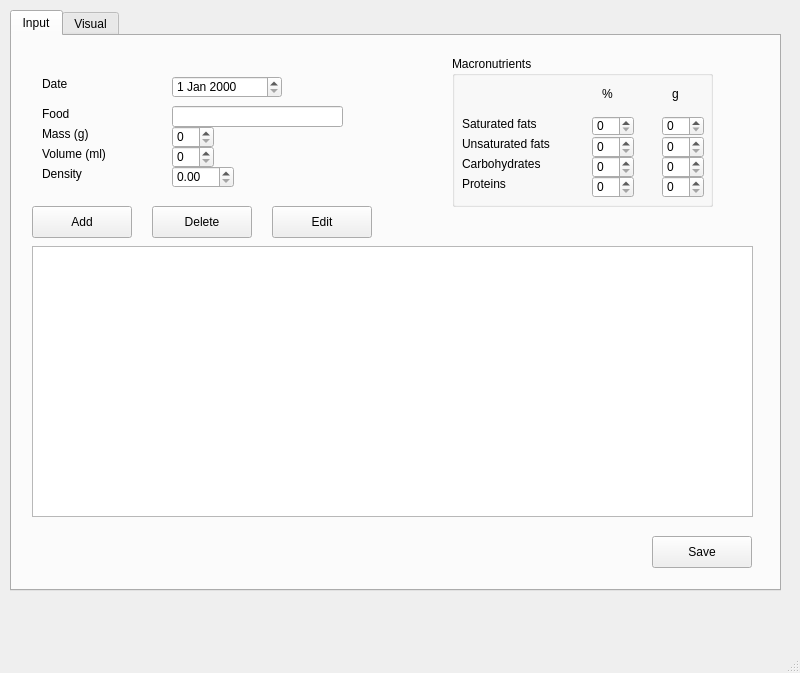
The window that src/mainwindow.ui (MaGnaFlo/MacroCount) describes before a commit, drawn with Qt 5.
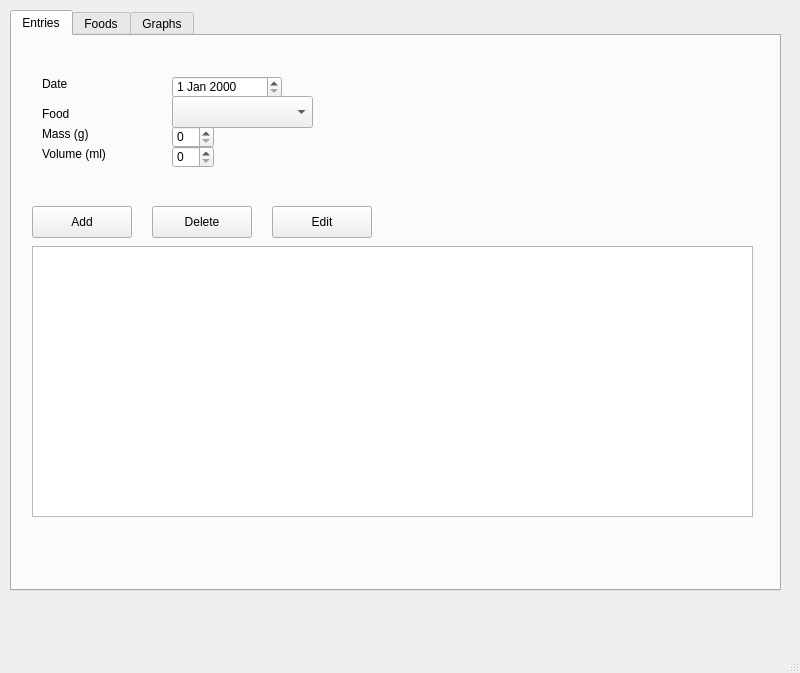
The same window after the commit. Custom widgets are drawn as their Qt base class.

Commit message: added food table

Patch:
```diff
--- a/src/mainwindow.ui
+++ b/src/mainwindow.ui
@@ -28,18 +28,8 @@
     </property>
     <widget class="QWidget" name="inputTab">
      <attribute name="title">
-      <string>Input</string>
+      <string>Entries</string>
      </attribute>
-     <widget class="QLineEdit" name="lineEditFood">
-      <property name="geometry">
-       <rect>
-        <x>160</x>
-        <y>70</y>
-        <width>171</width>
-        <height>21</height>
-       </rect>
-      </property>
-     </widget>
      <widget class="QLabel" name="lblFood">
       <property name="geometry">
        <rect>
@@ -109,29 +99,6 @@
        <string>Volume (ml)</string>
       </property>
      </widget>
-     <widget class="QDoubleSpinBox" name="spinDensity">
-      <property name="geometry">
-       <rect>
-        <x>160</x>
-        <y>130</y>
-        <width>62</width>
-        <height>22</height>
-       </rect>
-      </property>
-     </widget>
-     <widget class="QLabel" name="lblDensity">
-      <property name="geometry">
-       <rect>
-        <x>30</x>
-        <y>130</y>
-        <width>81</width>
-        <height>16</height>
-       </rect>
-      </property>
-      <property name="text">
-       <string>Density</string>
-      </property>
-     </widget>
      <widget class="QLabel" name="lblDate">
       <property name="geometry">
        <rect>
@@ -184,11 +151,36 @@
        <string>Edit</string>
       </property>
      </widget>
-     <widget class="QGroupBox" name="groupBox">
+     <widget class="QTableWidget" name="tableEntries">
       <property name="geometry">
        <rect>
-        <x>440</x>
-        <y>20</y>
+        <x>20</x>
+        <y>210</y>
+        <width>721</width>
+        <height>271</height>
+       </rect>
+      </property>
+     </widget>
+     <widget class="QComboBox" name="cbFood">
+      <property name="geometry">
+       <rect>
+        <x>160</x>
+        <y>60</y>
+        <width>141</width>
+        <height>32</height>
+       </rect>
+      </property>
+     </widget>
+    </widget>
+    <widget class="QWidget" name="foodTab">
+     <attribute name="title">
+      <string>Foods</string>
+     </attribute>
+     <widget class="QGroupBox" name="macronutrientsGroup">
+      <property name="geometry">
+       <rect>
+        <x>410</x>
+        <y>30</y>
         <width>261</width>
         <height>151</height>
        </rect>
@@ -201,16 +193,6 @@
       <property name="title">
        <string>Macronutrients</string>
       </property>
-      <widget class="QSpinBox" name="spinProtGrams">
-       <property name="geometry">
-        <rect>
-         <x>210</x>
-         <y>120</y>
-         <width>42</width>
-         <height>22</height>
-        </rect>
-       </property>
-      </widget>
       <widget class="QLabel" name="lblPer">
        <property name="geometry">
         <rect>
@@ -237,16 +219,6 @@
         <string>Proteins</string>
        </property>
       </widget>
-      <widget class="QSpinBox" name="spinUnsatFatGrams">
-       <property name="geometry">
-        <rect>
-         <x>210</x>
-         <y>80</y>
-         <width>42</width>
-         <height>22</height>
-        </rect>
-       </property>
-      </widget>
       <widget class="QLabel" name="lblCarbs">
        <property name="geometry">
         <rect>
@@ -270,19 +242,6 @@
         </rect>
        </property>
       </widget>
-      <widget class="QLabel" name="lblGrams">
-       <property name="geometry">
-        <rect>
-         <x>220</x>
-         <y>30</y>
-         <width>16</width>
-         <height>16</height>
-        </rect>
-       </property>
-       <property name="text">
-        <string>g</string>
-       </property>
-      </widget>
       <widget class="QSpinBox" name="spinProtPerc">
        <property name="geometry">
         <rect>
@@ -293,16 +252,6 @@
         </rect>
        </property>
       </widget>
-      <widget class="QSpinBox" name="spinSatFatGrams">
-       <property name="geometry">
-        <rect>
-         <x>210</x>
-         <y>60</y>
-         <width>42</width>
-         <height>20</height>
-        </rect>
-       </property>
-      </widget>
       <widget class="QSpinBox" name="spinSatFatPerc">
        <property name="geometry">
         <rect>
@@ -323,16 +272,6 @@
         </rect>
        </property>
       </widget>
-      <widget class="QSpinBox" name="spinCarbsGrams">
-       <property name="geometry">
-        <rect>
-         <x>210</x>
-         <y>100</y>
-         <width>42</width>
-         <height>22</height>
-        </rect>
-       </property>
-      </widget>
       <widget class="QLabel" name="lblUnsatFat">
        <property name="geometry">
         <rect>
@@ -360,33 +299,76 @@
        </property>
       </widget>
      </widget>
-     <widget class="QTableWidget" name="tableEntries">
+     <widget class="QLabel" name="lblDensity">
       <property name="geometry">
        <rect>
-        <x>20</x>
-        <y>210</y>
-        <width>721</width>
-        <height>271</height>
+        <x>80</x>
+        <y>90</y>
+        <width>81</width>
+        <height>16</height>
        </rect>
       </property>
      </widget>
-     <widget class="QPushButton" name="btnSave">
+     <widget class="QDoubleSpinBox" name="spinDensity">
       <property name="geometry">
        <rect>
-        <x>640</x>
-        <y>500</y>
+        <x>150</x>
+        <y>90</y>
+        <width>62</width>
+        <height>22</height>
+       </rect>
+      </property>
+     </widget>
+     <widget class="QLabel" name="lblFoodName">
+      <property name="geometry">
+       <rect>
+        <x>80</x>
+        <y>50</y>
+        <width>58</width>
+        <height>16</height>
+       </rect>
+      </property>
+      <property name="text">
+       <string>Name</string>
+      </property>
+     </widget>
+     <widget class="QLineEdit" name="lineEditFoodName">
+      <property name="geometry">
+       <rect>
+        <x>150</x>
+        <y>50</y>
+        <width>113</width>
+        <height>21</height>
+       </rect>
+      </property>
+     </widget>
+     <widget class="FoodTable" name="tableFood">
+      <property name="geometry">
+       <rect>
+        <x>50</x>
+        <y>250</y>
+        <width>661</width>
+        <height>201</height>
+       </rect>
+      </property>
+     </widget>
+     <widget class="QPushButton" name="btnAddFood">
+      <property name="geometry">
+       <rect>
+        <x>70</x>
+        <y>200</y>
         <width>100</width>
         <height>32</height>
        </rect>
       </property>
       <property name="text">
-       <string>Save</string>
+       <string>Add</string>
       </property>
      </widget>
     </widget>
     <widget class="QWidget" name="visualTab">
      <attribute name="title">
-      <string>Visual</string>
+      <string>Graphs</string>
      </attribute>
     </widget>
    </widget>
@@ -403,6 +385,13 @@
   </widget>
   <widget class="QStatusBar" name="statusbar"/>
  </widget>
+ <customwidgets>
+  <customwidget>
+   <class>FoodTable</class>
+   <extends>QTableWidget</extends>
+   <header>foodtable.h</header>
+  </customwidget>
+ </customwidgets>
  <resources/>
  <connections/>
 </ui>
```
Left out of the diff: 9 changed lines with no effect on the pictures. The commit also changes 6 other files.
